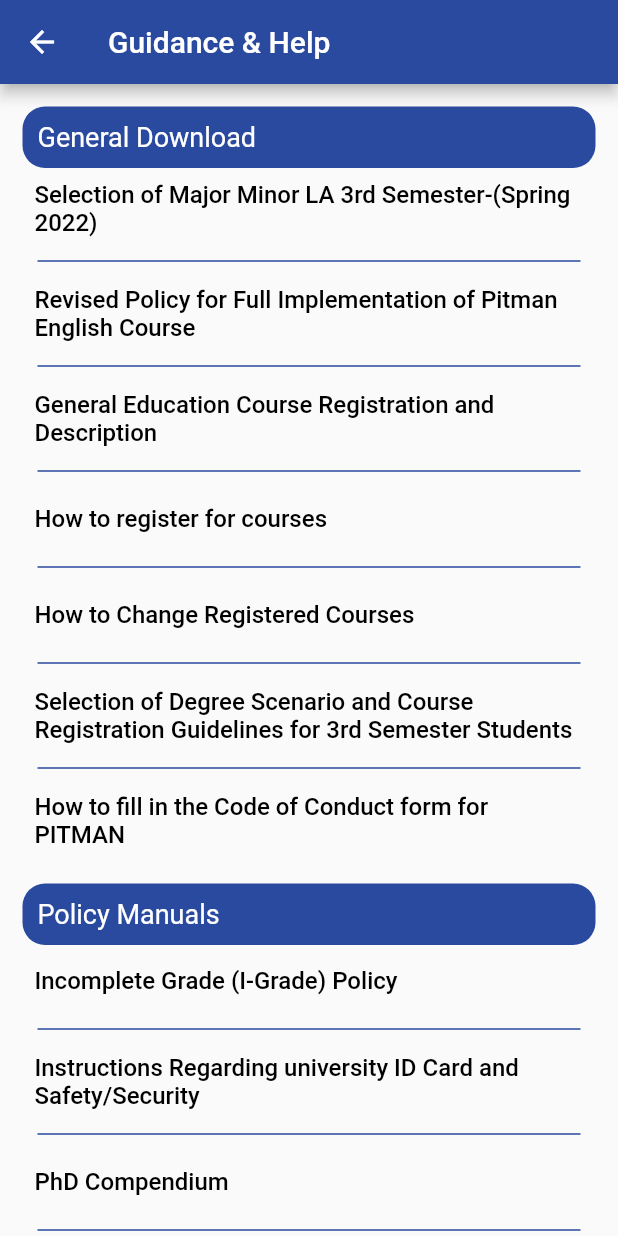
After one commit to Muhammad-Burhanuddin/MulAppScreen, a Flutter app: the screen it shows after launch, after a tap on "Guidline", on a phone screen of 412 x 824 dp. The commit adds this screen. Run offline on Flutter 3.47's test engine with Material 2 defaults, Android fonts, the phone set to English and light mode, and no system bars; our stand-ins replace dio, file_picker, flutter_local_notifications, permission_handler, timezone; missing offline and left inert: file_utils.

Commit message:
first commit

```diff
--- a/lib/allfile.dart
+++ b/lib/allfile.dart
@@ -2,6 +2,8 @@ import 'package:flutter/material.dart';
 import 'package:localnotificationstest/screens/editpersonelinformation.dart';
 import 'package:localnotificationstest/screens/filedownloader.dart';
 
+import 'screens/filepick.dart';
+import 'screens/guidlinesandhelpscreen.dart';
 import 'screens/home_screen.dart';
 import 'screens/leavescreen.dart';
 
@@ -43,6 +45,23 @@ class _AllScreensState extends State<AllScreens> {
                     MaterialPageRoute(builder: (context) => Personal()));
               },
               child: Text('Edit Personal Information')),
+          ElevatedButton(
+              onPressed: () {
+                Navigator.push(
+                    context,
+                    MaterialPageRoute(
+                        builder: (context) => GuidlineAndHelpScreen()));
+              },
+              child: Text('Guidline')),
+  ElevatedButton(
+              onPressed: () {
+                Navigator.push(
+                    context,
+                    MaterialPageRoute(
+                        builder: (context) => FilePickerScreen()));
+              },
+              child: Text('File Piker')),
+
         ],
       ),
     );
--- a/lib/main.dart
+++ b/lib/main.dart
@@ -2,7 +2,6 @@ import 'dart:developer';
 
 import 'package:flutter/material.dart';
 import 'package:flutter_local_notifications/flutter_local_notifications.dart';
-import 'package:localnotificationstest/screens/home_screen.dart';
 import 'package:timezone/data/latest_10y.dart';
 
 import 'allfile.dart';
--- a/lib/screens/editgrade.dart
+++ b/lib/screens/editgrade.dart
@@ -9,6 +9,7 @@ class MyApp extends StatefulWidget {
 }
 
 class _MyAppState extends State<MyApp> {
+  // ignore: non_constant_identifier_names
   String _Years = "0000";
   String _marks = "800";
   String _grades = "A+";
--- /dev/null
+++ b/lib/screens/filepick.dart
@@ -0,0 +1,81 @@
+import 'dart:io';
+
+import 'package:file_picker/file_picker.dart';
+import 'package:flutter/material.dart';
+
+class FilePickerScreen extends StatefulWidget {
+  const FilePickerScreen({super.key});
+
+  @override
+  // ignore: library_private_types_in_public_api
+  _FilePickerScreenState createState() => _FilePickerScreenState();
+}
+
+class _FilePickerScreenState extends State<FilePickerScreen> {
+  File? _pickedFile;
+
+  Future<void> _pickFile() async {
+    FilePickerResult? result = await FilePicker.platform.pickFiles();
+
+    if (result != null && result.files.isNotEmpty) {
+      setState(() {
+        _pickedFile = File(result.files.single.path!);
+      });
+
+      _showConfirmDialog();
+    }
+  }
+
+  Future<void> _showConfirmDialog() async {
+    showDialog(
+      context: context,
+      builder: (context) {
+        return AlertDialog(
+          title: const Text('Confirm'),
+          content: const Text('Are you sure you want to pick this file?'),
+          actions: [
+            TextButton(
+              child: const Text('Cancel'),
+              onPressed: () {
+                Navigator.pop(context);
+                setState(() {
+                  _pickedFile = null;
+                });
+              },
+            ),
+            TextButton(
+              child: const Text('Confirm'),
+              onPressed: () {
+                Navigator.pop(context);
+                print('Picked file: $_pickedFile');
+              },
+            ),
+          ],
+        );
+      },
+    );
+  }
+
+  @override
+  Widget build(BuildContext context) {
+    return Scaffold(
+      appBar: AppBar(
+        title: const Text('Pick a File'),
+      ),
+      body: Center(
+        child: Column(
+          mainAxisAlignment: MainAxisAlignment.center,
+          children: [
+            if (_pickedFile == null)
+              ElevatedButton(
+                onPressed: _pickFile,
+                child: const Text('Pick a File'),
+              )
+            else
+              Text('Picked file: ${_pickedFile!.path}'),
+          ],
+        ),
+      ),
+    );
+  }
+}
--- /dev/null
+++ b/lib/screens/guidlines.dart
@@ -0,0 +1,28 @@
+import 'package:flutter/material.dart';
+import 'package:url_launcher/url_launcher.dart';
+
+class GuildlinesScreen extends StatefulWidget {
+  const GuildlinesScreen({super.key});
+
+  @override
+  State<GuildlinesScreen> createState() => _GuildlinesScreenState();
+}
+
+class _GuildlinesScreenState extends State<GuildlinesScreen> {
+  Future<void> lunchurl(String url) async {}
+  @override
+  Widget build(BuildContext context) {
+    return Scaffold(
+      appBar: AppBar(title: Text('Guidline')),
+      body: Column(
+        children: [
+          TextButton(
+              // ignore: deprecated_member_use
+              onPressed: () async {},
+              child: Text(
+                  'Selection of Major Minor LA 3rd Semester-(Spring 2022)'))
+        ],
+      ),
+    );
+  }
+}
--- /dev/null
+++ b/lib/screens/guidlinesandhelpscreen.dart
@@ -0,0 +1,75 @@
+import 'package:flutter/material.dart';
+
+import '../widgets/itemsWidget.dart';
+import '../widgets/list.dart';
+
+class GuidlineAndHelpScreen extends StatefulWidget {
+  const GuidlineAndHelpScreen({super.key});
+
+  @override
+  State<GuidlineAndHelpScreen> createState() => _GuidlineAndHelpScreenState();
+}
+
+class _GuidlineAndHelpScreenState extends State<GuidlineAndHelpScreen> {
+  @override
+  Widget build(BuildContext context) {
+    return Scaffold(
+      appBar: AppBar(
+        title: const Text('Guidance & Help'),
+        backgroundColor: const Color(0xff2A4A9F),
+      ),
+      body: SingleChildScrollView(
+        physics: const BouncingScrollPhysics(),
+        child: Padding(
+          padding: const EdgeInsets.symmetric(horizontal: 15, vertical: 15),
+          child: Column(
+            children: [
+              Item(
+                listoflink: generaldownload,
+                heading: 'General Download',
+                uris: generaldownloadUrl,
+              ),
+              const SizedBox(
+                height: 15,
+              ),
+              Item(
+                listoflink: policymanuals,
+                heading: 'Policy Manuals',
+                uris: policymanulUrl,
+              ),
+              const SizedBox(
+                height: 15,
+              ),
+              Item(
+                listoflink: applicationform,
+                heading: 'Application Forms',
+                uris: applicationurl,
+              ),
+              const SizedBox(
+                height: 15,
+              ),
+              Item(
+                listoflink: admission,
+                heading: 'Admissions',
+                uris: admissionurl,
+              ),
+              Item(
+                listoflink: scolarship,
+                heading: 'Scholarship/ Financial Aid',
+                uris: scolarshipurl,
+              ),
+              const SizedBox(
+                height: 15,
+              ),
+              Item(
+                listoflink: opportunity,
+                heading: 'Opportunity',
+                uris: opporunityurl,
+              )
+            ],
+          ),
+        ),
+      ),
+    );
+  }
+}
--- /dev/null
+++ b/lib/widgets/itemsWidget.dart
@@ -0,0 +1,78 @@
+import 'package:flutter/material.dart';
+import 'package:url_launcher/url_launcher.dart';
+
+class Item extends StatefulWidget {
+  const Item({
+    super.key,
+    required this.listoflink,
+    required this.heading,
+    required this.uris,
+  });
+  final String heading;
+  final List<String> listoflink;
+  final List<Uri> uris;
+
+  @override
+  // ignore: library_private_types_in_public_api
+  _ItemState createState() => _ItemState();
+}
+
+class _ItemState extends State<Item> {
+  // ignore: unused_field
+  Future<void>? _launched;
+
+  Future<void> _launchInBrowser(Uri url) async {
+    if (!await launchUrl(
+      url,
+      mode: LaunchMode.externalApplication,
+    )) {
+      throw Exception('Could not Show Pdf $url');
+    }
+  }
+
+  @override
+  Widget build(BuildContext context) {
+    return Column(crossAxisAlignment: CrossAxisAlignment.start, children: [
+      Container(
+          width: double.infinity,
+          decoration: BoxDecoration(
+              color: const Color(0xff2A4A9F),
+              borderRadius: BorderRadius.circular(15)),
+          child: Padding(
+            padding: const EdgeInsets.all(10.0),
+            child: Text(
+              widget.heading,
+              style: const TextStyle(
+                color: Colors.white,
+                fontSize: 18,
+              ),
+            ),
+          )),
+      ListView.separated(
+          physics: const ScrollPhysics(),
+          shrinkWrap: true,
+          itemBuilder: (context, index) => TextButton(
+                child: Align(
+                  alignment: Alignment.centerLeft,
+                  child: Text(
+                    widget.listoflink[index],
+                    style: const TextStyle(
+                      color: Colors.black,
+                      fontSize: 16,
+                    ),
+                  ),
+                ),
+                onPressed: () => setState(() {
+                  _launched = _launchInBrowser(widget.uris[index]);
+                }),
+              ),
+          separatorBuilder: (context, index) => const Divider(
+                thickness: 1,
+                color: Color(0xff2A4A9F),
+                indent: 10,
+                endIndent: 10,
+              ),
+          itemCount: widget.listoflink.length)
+    ]);
+  }
+}
--- /dev/null
+++ b/lib/widgets/list.dart
@@ -0,0 +1,143 @@
+List<String> generaldownload = [
+  "Selection of Major Minor LA 3rd Semester-(Spring 2022)",
+  "Revised Policy for Full Implementation of Pitman English Course",
+  "General Education Course Registration and Description",
+  "How to register for courses",
+  "How to Change Registered Courses",
+  "Selection of Degree Scenario and Course Registration Guidelines for 3rd Semester Students",
+  "How to fill in the Code of Conduct form for PITMAN",
+];
+
+List<String> policymanuals = [
+  "Incomplete Grade (I-Grade) Policy",
+  "Instructions Regarding university ID Card and Safety/Security",
+  "PhD Compendium",
+  "PITMAN Policy",
+  "Students Guidebook",
+];
+
+List<String> applicationform = [
+  "Hostel Accommodation Form",
+  "Correction of Documents",
+  "Fee Concession",
+  "Repeat of Courses Semester",
+  "Transcript Degree Verification",
+  "Migration Form",
+  "Hostel Clearance Form",
+  "Library Clearance Form",
+  "Summer Semester (Courses Enrollment)",
+  "Semester Unfreeze Form",
+  "Semester Freeze Form",
+  "Refund of Fee",
+  "Readmission",
+  "NOC, Bonafide, English Prof. Letter",
+  "Need based Application Form",
+  "Late submission of thesis",
+  "Change of Track (Thesis to Coursework)",
+  "Change of Shift/Section",
+  "Change of Program",
+];
+
+List<String> admission = [
+  "Notification - Dr. Tahir-ul-Qadri Scholarship",
+];
+
+List<String> scolarship = [
+  "Scholarships Opportunities",
+];
+
+List<String> opportunity = [
+  "Hiring Alert",
+  "Job Opportunity HR Executive",
+  "Job Opportunity Data Analyst",
+  "Career Opportunity",
+  "Job opportunity",
+];
+List<Uri> generaldownloadUrl = [
+  Uri.parse(
+      'https://cms.mul.edu.pk/downloads/Fall-2022/Selection-of-Major-Minor-LA-3rd-Semester-Spring-2022_38.pdf'),
+  Uri.parse(
+      'https://cms.mul.edu.pk/downloads/Fall-2022/Revised-Policy-for-Full-Implementation-of-Pitman-English-Course_36.pdf'),
+  Uri.parse(
+      'https://cms.mul.edu.pk/downloads/Fall-2022/General-Education-Course-Registration-and-Description_28.pdf'),
+  Uri.parse(
+      'https://cms.mul.edu.pk/downloads/Spring-2022/How-to-register-for-courses_16.pdf'),
+  Uri.parse(
+      'https://cms.mul.edu.pk/downloads/Spring-2022/How-to-Change-Registered-Courses_15.pdf'),
+  Uri.parse(
+      'https://cms.mul.edu.pk/downloads/Spring-2022/Selection-of-Degree-Scenario-and-Course-Registration-Guidelines-for-3rd-Semester-Students_14.pdf'),
+  Uri.parse(
+      'https://cms.mul.edu.pk/downloads/Spring-2022/How-to-fill-in-the-Code-of-Conduct-form-for-PITMAN_10.pdf'),
+];
+
+List<Uri> policymanulUrl = [
+  Uri.parse(
+      'https://cms.mul.edu.pk/downloads/Spring-2022/Incomplete-Grade-1-Grade-Policy_12.pdf'),
+  Uri.parse(
+      'https://cms.mul.edu.pk/downloads/Spring-2022/Instructions-Regarding-university-ID-Card-and-Safety-Security_11.pdf'),
+  Uri.parse('https://cms.mul.edu.pk/downloads/Fall-2021/PhD-Compendium_7.pdf'),
+  Uri.parse('https://cms.mul.edu.pk/downloads/Fall-2021/PITMAN-Policy_4.pdf'),
+  Uri.parse(
+      'https://cms.mul.edu.pk/downloads/Fall-2022/Students-Guidebook_3.pdf'),
+];
+
+List<Uri> opporunityurl = [
+  Uri.parse('https://cms.mul.edu.pk/downloads/Fall-2022/Hiring-Alert_44.png'),
+  Uri.parse(
+      'https://cms.mul.edu.pk/downloads/Fall-2022/Job-Opportunity-HR-Executive_43.pdf'),
+  Uri.parse(
+      'https://cms.mul.edu.pk/downloads/Fall-2022/Job-Opportunity-Data-Analyst_42.pdf'),
+  Uri.parse(
+      'https://cms.mul.edu.pk/downloads/Fall-2022/Career-Opportunity_41.pdf'),
+  Uri.parse(
+      'https://cms.mul.edu.pk/downloads/Fall-2022/Job-opportunity_40.pdf'),
+];
+
+List<Uri> admissionurl = [
+  Uri.parse(
+      'https://cms.mul.edu.pk/downloads/Fall-2021/Notification-Dr-Tahir-ul-Qadri-Scholarship_5.jpeg'),
+];
+
+List<Uri> scolarshipurl = [
+  Uri.parse(
+      'https://cms.mul.edu.pk/downloads/Fall-2022/Scholarships-Opportunities_39.pdf'),
+];
+
+List<Uri> applicationurl = [
+  Uri.parse(
+      'https://cms.mul.edu.pk/downloads/Fall-2022/Hostel-Accommodation-Form_37.pdf'),
+  Uri.parse(
+      'https://cms.mul.edu.pk/downloads/Fall-2022/Correction-of-Documents_35.pdf'),
+  Uri.parse('https://cms.mul.edu.pk/downloads/Fall-2022/Fee-Concession_34.pdf'),
+  Uri.parse(
+      'https://cms.mul.edu.pk/downloads/Fall-2022/Repeat-of-Courses-Semester_33.pdf'),
+  Uri.parse(
+      'https://cms.mul.edu.pk/downloads/Fall-2022/Transcript-Degree-Verification_32.pdf'),
+  Uri.parse('https://cms.mul.edu.pk/downloads/Fall-2022/Migration-Form_31.pdf'),
+  Uri.parse(
+      'https://cms.mul.edu.pk/downloads/Fall-2022/Hostel-Clearance-Form_30.pdf'),
+  Uri.parse(
+      'https://cms.mul.edu.pk/downloads/Fall-2022/Library-Clearance-Form_29.pdf'),
+  Uri.parse(
+      'https://cms.mul.edu.pk/downloads/Fall-2022/Summer-Semester-Courses-Enrollment_27.pdf'),
+  Uri.parse(
+      'https://cms.mul.edu.pk/downloads/Fall-2022/Semester-Unfreeze-Form_26.pdf'),
+  Uri.parse(
+      'https://cms.mul.edu.pk/downloads/Fall-2022/Semester-Freeze-Form_25.pdf'),
+  Uri.parse('https://cms.mul.edu.pk/downloads/Fall-2022/Refund-of-Fee_24.pdf'),
+  Uri.parse('https://cms.mul.edu.pk/downloads/Fall-2022/Readmission_23.pdf'),
+  Uri.parse(
+      'https://cms.mul.edu.pk/downloads/Fall-2022/NOC-Bonafide-English-Prof-Letter_22.pdf'),
+  Uri.parse(
+      'https://cms.mul.edu.pk/downloads/Fall-2022/Need-based-Application-Form_21.pdf'),
+  Uri.parse(
+      'https://cms.mul.edu.pk/downloads/Fall-2022/Late-submission-of-thesis_20.pdf'),
+  Uri.parse(
+      'https://cms.mul.edu.pk/downloads/Fall-2022/Change-of-Track-Thesis-to-Coursework_19.pdf'),
+  Uri.parse(
+      'https://cms.mul.edu.pk/downloads/Fall-2022/Change-of-Shift-Section_18.pdf'),
+  Uri.parse(
+      'https://cms.mul.edu.pk/downloads/Fall-2022/NOC-Bonafide-English-Prof-Letter_22.pdf'),
+  Uri.parse(
+      'https://cms.mul.edu.pk/downloads/Fall-2022/Change-of-Program_17.pdf'),
+];
--- a/pubspec.yaml
+++ b/pubspec.yaml
@@ -48,8 +48,8 @@ dependencies:
   shared_preferences: ^2.0.17
   flutter_local_notifications: ^13.0.0
   device_info_plus: ^8.0.0
-  flutter_timezone: ^1.0.4
-  image: ^4.0.12
+  url_launcher: ^6.1.10
+  file_picker: ^5.2.5
 
 dev_dependencies:
   flutter_test:
```
Also changed, not shown: pubspec.lock, 5 other files.
